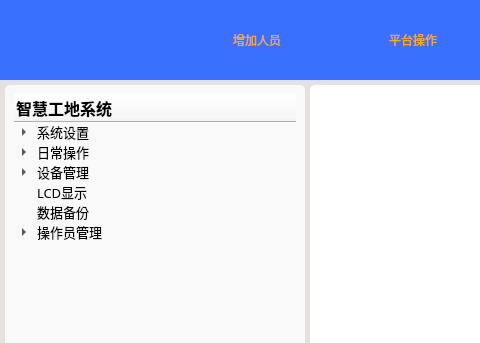
The window that views/mainUi.ui (jamesandjim/wisdom_site) describes before a commit, drawn with Qt 5; both pictures show x 0 to 480 and y 0 to 343 of the 1179 by 800 pixel window.
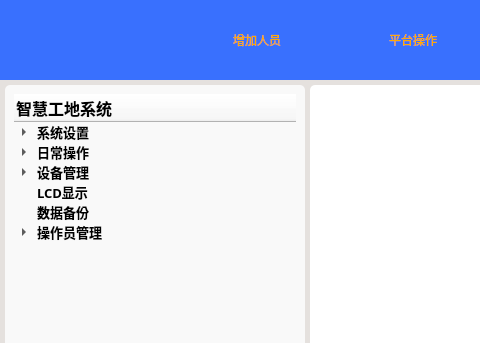
The same window after the commit. Icons and pictures are not drawn.

Diff of the .ui file:
```diff
--- a/views/mainUi.ui
+++ b/views/mainUi.ui
@@ -337,6 +337,11 @@
            <height>0</height>
           </size>
          </property>
+         <property name="font">
+          <font>
+           <family>微软雅黑</family>
+          </font>
+         </property>
          <property name="styleSheet">
           <string notr="true">background-color: rgb(249, 249, 249);
 border-left-color: rgb(121, 121, 121);
@@ -372,7 +377,7 @@
              </property>
              <property name="font">
               <font>
-               <family>Agency FB</family>
+               <family>微软雅黑</family>
                <pointsize>12</pointsize>
                <weight>75</weight>
                <bold>true</bold>
@@ -387,6 +392,14 @@
              <property name="text">
               <string>系统设置</string>
              </property>
+             <property name="font">
+              <font>
+               <family>微软雅黑</family>
+               <pointsize>10</pointsize>
+               <weight>75</weight>
+               <bold>true</bold>
+              </font>
+             </property>
              <item>
               <property name="text">
                <string>系统参数设置</string>
@@ -404,8 +417,10 @@
              </property>
              <property name="font">
               <font>
-               <family>Agency FB</family>
+               <family>微软雅黑</family>
                <pointsize>10</pointsize>
+               <weight>75</weight>
+               <bold>true</bold>
               </font>
              </property>
              <property name="icon">
@@ -436,6 +451,14 @@
              <property name="text">
               <string>设备管理</string>
              </property>
+             <property name="font">
+              <font>
+               <family>微软雅黑</family>
+               <pointsize>10</pointsize>
+               <weight>75</weight>
+               <bold>true</bold>
+              </font>
+             </property>
              <item>
               <property name="text">
                <string>考勤设备</string>
@@ -456,16 +479,40 @@
              <property name="text">
               <string>LCD显示</string>
              </property>
+             <property name="font">
+              <font>
+               <family>微软雅黑</family>
+               <pointsize>10</pointsize>
+               <weight>75</weight>
+               <bold>true</bold>
+              </font>
+             </property>
             </item>
             <item>
              <property name="text">
               <string>数据备份</string>
              </property>
+             <property name="font">
+              <font>
+               <family>微软雅黑</family>
+               <pointsize>10</pointsize>
+               <weight>75</weight>
+               <bold>true</bold>
+              </font>
+             </property>
             </item>
             <item>
              <property name="text">
               <string>操作员管理</string>
              </property>
+             <property name="font">
+              <font>
+               <family>微软雅黑</family>
+               <pointsize>10</pointsize>
+               <weight>75</weight>
+               <bold>true</bold>
+              </font>
+             </property>
              <item>
               <property name="text">
                <string>系统人员管理</string>
```
Left out of the diff: 60 changed lines with no effect on the pictures.
